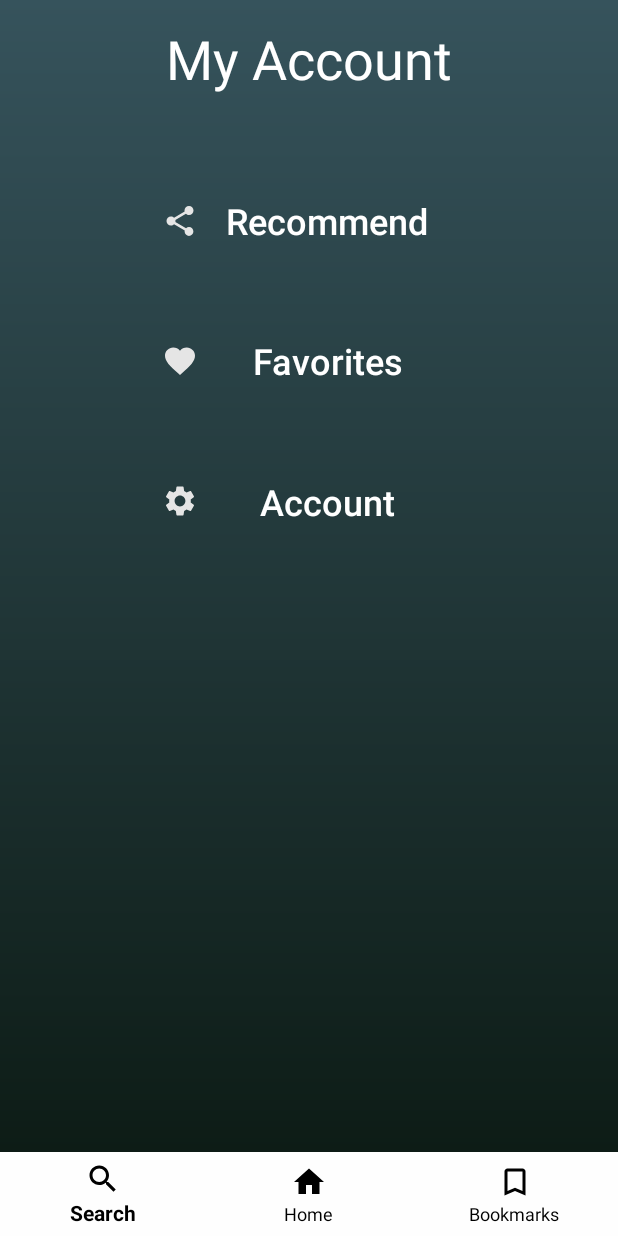
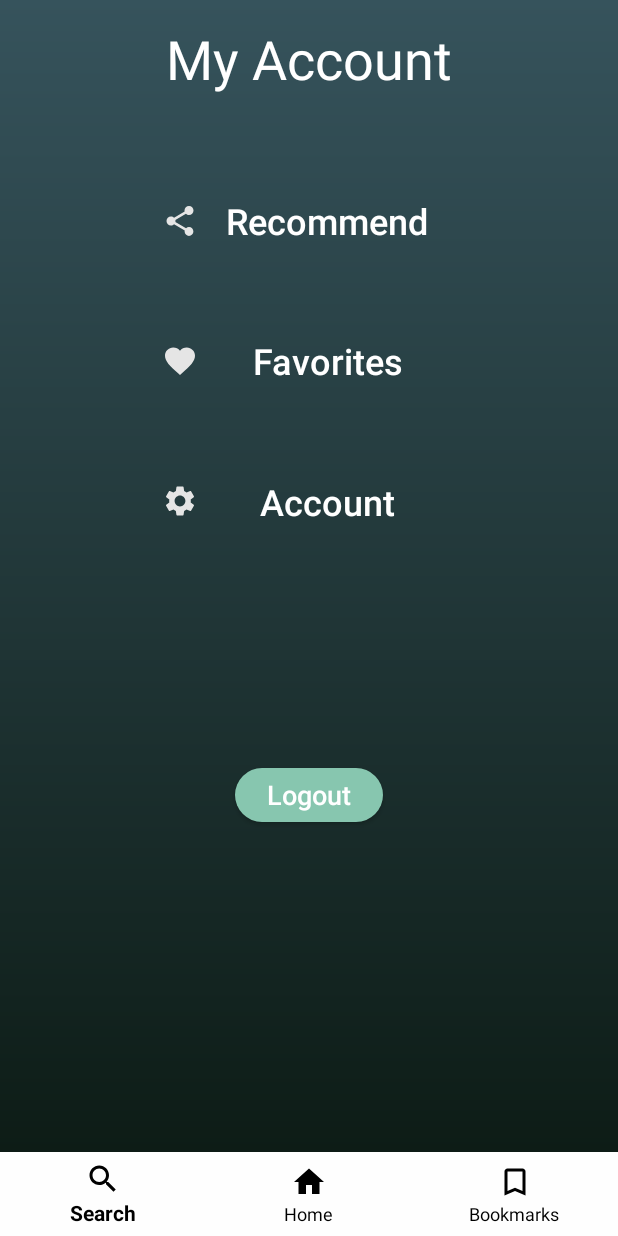
Before and after one commit to LuMolinari/Couch_Potato, an Android app: the fragment MyAccountFragment placed in its activity, on a phone screen of 412 x 824 dp. Run offline under Robolectric (Android 15) with nearby library versions, the phone set to English and light mode, and no system bars; our stand-ins replace Firebase (no records; nobody signed in at launch, a user with empty details on screens opened directly); libraries missing offline, so code that uses them is left out: com.google.firestore.v1, com.google.gson.internal.

Commit message:
Implement back button, adjust recyclerview layouts, and add logout button

```diff
--- a/app/src/main/java/com/example/couchpotato/AccountSettingsFragment.java
+++ b/app/src/main/java/com/example/couchpotato/AccountSettingsFragment.java
@@ -1,5 +1,6 @@
 package com.example.couchpotato;
 
+import android.content.Intent;
 import android.os.Bundle;
 import android.util.Log;
 import android.view.LayoutInflater;
--- a/app/src/main/java/com/example/couchpotato/MovieProfileFragment.java
+++ b/app/src/main/java/com/example/couchpotato/MovieProfileFragment.java
@@ -4,6 +4,7 @@ import android.app.Dialog;
 import android.content.ClipData;
 import android.content.ClipboardManager;
 import android.content.Context;
+import android.content.Intent;
 import android.graphics.Color;
 import android.graphics.drawable.ColorDrawable;
 import android.os.AsyncTask;
@@ -12,6 +13,7 @@ import android.util.Log;
 import android.view.LayoutInflater;
 import android.view.View;
 import android.view.ViewGroup;
+import android.widget.Button;
 import android.widget.ImageButton;
 import android.widget.ImageView;
 import android.widget.ProgressBar;
@@ -139,8 +141,6 @@ public class MovieProfileFragment extends Fragment {
                     .load("https://image.tmdb.org/t/p/w500" + movieModelClass.getImg2())
                     .into(moviePic);
         }
-
-
 
         similarMoviesUrl = "https://api.themoviedb.org/3/movie/" + movieId + "/similar?api_key=4517228c3cc695f9dfa1dcb4c4979152&language=en-US&page=1";
 
--- a/app/src/main/java/com/example/couchpotato/nav_bar_layout.java
+++ b/app/src/main/java/com/example/couchpotato/nav_bar_layout.java
@@ -31,7 +31,7 @@ public class nav_bar_layout extends AppCompatActivity {
                     break;
             }
 
-            getSupportFragmentManager().beginTransaction().replace(R.id.fragment_container,selectedFragment).commit();
+            getSupportFragmentManager().beginTransaction().replace(R.id.fragment_container,selectedFragment).addToBackStack(null).commit();
             return true;
         }
     };
--- a/app/src/main/res/layout-v21/search_fragment.xml
+++ b/app/src/main/res/layout-v21/search_fragment.xml
@@ -84,7 +84,8 @@
         android:id="@+id/resultsRecyclerView"
         android:layout_width="368dp"
         android:layout_height="0dp"
-        android:layout_marginTop="30dp"
+        android:layout_marginTop="25dp"
+        android:layout_marginBottom="10dp"
         app:layout_constraintBottom_toTopOf="@+id/next_Button"
         app:layout_constraintEnd_toEndOf="parent"
         app:layout_constraintStart_toStartOf="parent"
--- a/app/src/main/res/layout-v23/my_account_fragment.xml
+++ b/app/src/main/res/layout-v23/my_account_fragment.xml
@@ -76,4 +76,20 @@
         app:layout_constraintStart_toStartOf="parent"
         app:layout_constraintTop_toBottomOf="@+id/myAccountTextView" />
 
+    <Button
+        android:id="@+id/logoutBtn"
+        style="@style/Widget.AppCompat.Button.Colored"
+        android:layout_width="wrap_content"
+        android:layout_height="wrap_content"
+        android:layout_marginTop="148dp"
+        android:paddingStart="25dp"
+        android:paddingLeft="25dp"
+        android:paddingEnd="25dp"
+        android:paddingRight="25dp"
+        android:text="@string/logout"
+        android:textSize="18sp"
+        app:layout_constraintEnd_toEndOf="parent"
+        app:layout_constraintStart_toStartOf="parent"
+        app:layout_constraintTop_toBottomOf="@+id/account_settings_button" />
+
 </androidx.constraintlayout.widget.ConstraintLayout>
--- a/app/src/main/res/layout/my_account_fragment.xml
+++ b/app/src/main/res/layout/my_account_fragment.xml
@@ -76,4 +76,20 @@
         app:layout_constraintStart_toStartOf="parent"
         app:layout_constraintTop_toBottomOf="@+id/myAccountTextView" />
 
+    <Button
+        android:id="@+id/logoutBtn"
+        style="@style/Widget.AppCompat.Button.Colored"
+        android:layout_width="wrap_content"
+        android:layout_height="wrap_content"
+        android:layout_marginTop="150dp"
+        android:paddingStart="25dp"
+        android:paddingLeft="25dp"
+        android:paddingEnd="25dp"
+        android:paddingRight="25dp"
+        android:text="@string/logout"
+        android:textSize="18sp"
+        app:layout_constraintEnd_toEndOf="parent"
+        app:layout_constraintStart_toStartOf="parent"
+        app:layout_constraintTop_toBottomOf="@+id/account_settings_button" />
+
 </androidx.constraintlayout.widget.ConstraintLayout>
--- a/app/src/main/res/values/strings.xml
+++ b/app/src/main/res/values/strings.xml
@@ -33,5 +33,6 @@
     <string name="search">Search</string>
     <string name="home">Home</string>
     <string name="bookmarks">Bookmarks</string>
+    <string name="logout">Logout</string>
 
 </resources>
```
Also changed, not shown: app/src/main/java/com/example/couchpotato/HomeFragment.java (+2 -5 lines), app/src/main/java/com/example/couchpotato/MyAccountFragment.java (+19 -5 lines), app/src/main/res/layout/home_fragment.xml (+7 -8 lines), app/src/main/res/layout/search_fragment.xml (+6 -7 lines).
